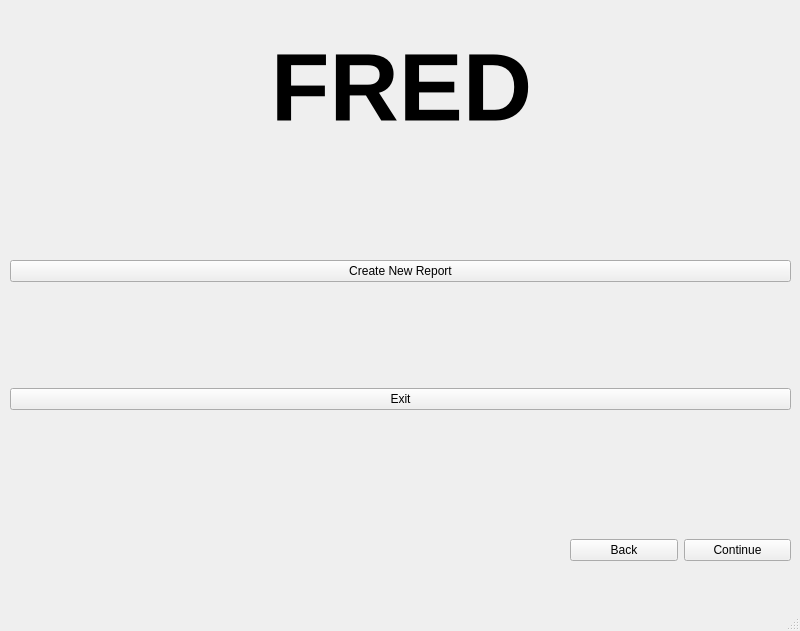
Qt form gui/app_window.ui (JRNalakava/FRED_PyQT5) before a commit.
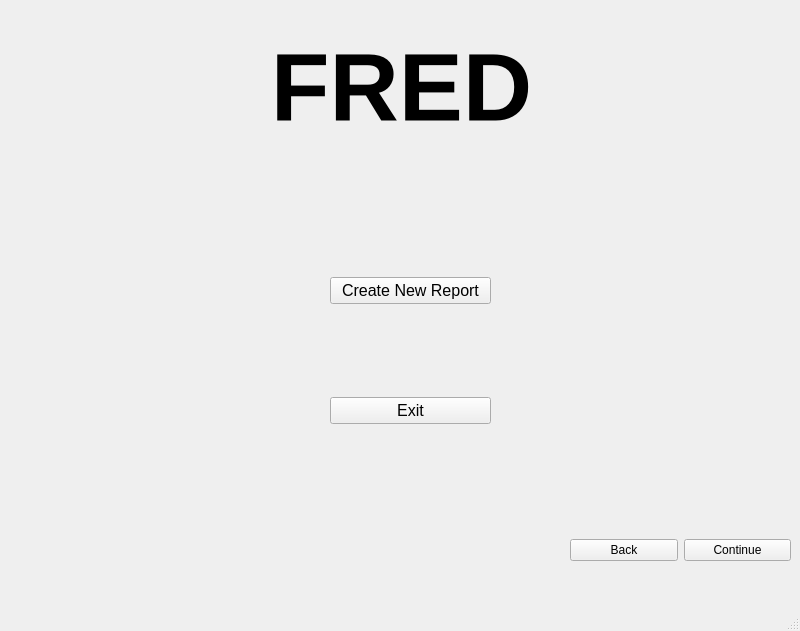
The same form after that commit.

Patch:
```diff
--- a/gui/app_window.ui
+++ b/gui/app_window.ui
@@ -30,15 +30,20 @@
      <widget class="QWidget" name="verticalLayoutWidget">
       <property name="geometry">
        <rect>
-        <x>0</x>
-        <y>-20</y>
-        <width>781</width>
-        <height>351</height>
+        <x>320</x>
+        <y>10</y>
+        <width>161</width>
+        <height>321</height>
        </rect>
       </property>
       <layout class="QVBoxLayout" name="verticalLayout">
        <item>
         <widget class="QPushButton" name="report_btn">
+         <property name="font">
+          <font>
+           <pointsize>12</pointsize>
+          </font>
+         </property>
          <property name="text">
           <string>Create New Report</string>
          </property>
@@ -46,6 +51,11 @@
        </item>
        <item>
         <widget class="QPushButton" name="exit_btn">
+         <property name="font">
+          <font>
+           <pointsize>12</pointsize>
+          </font>
+         </property>
          <property name="text">
           <string>Exit</string>
          </property>
```
